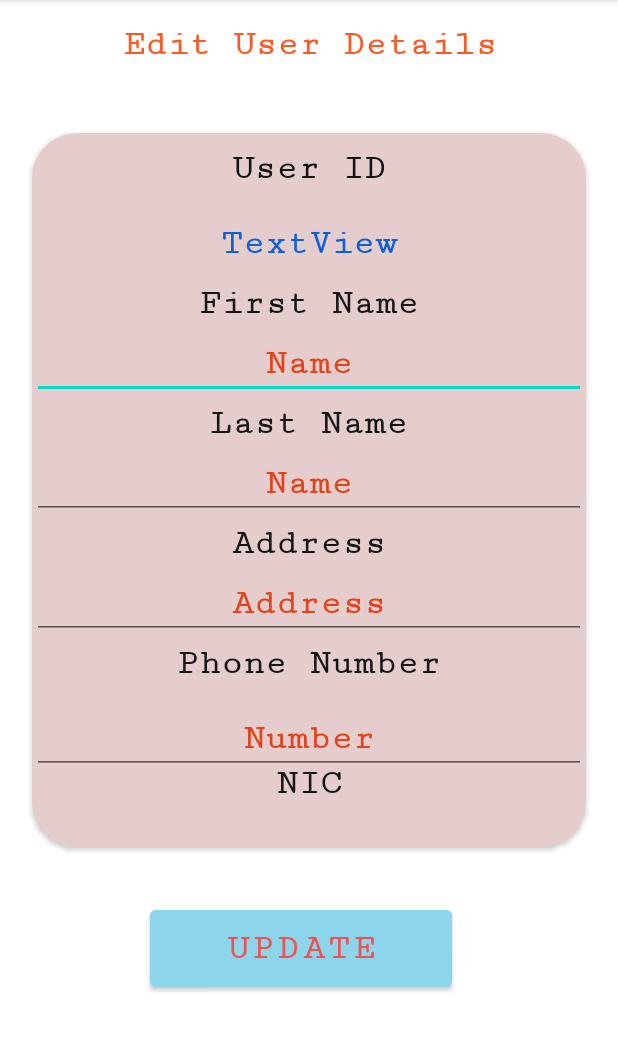
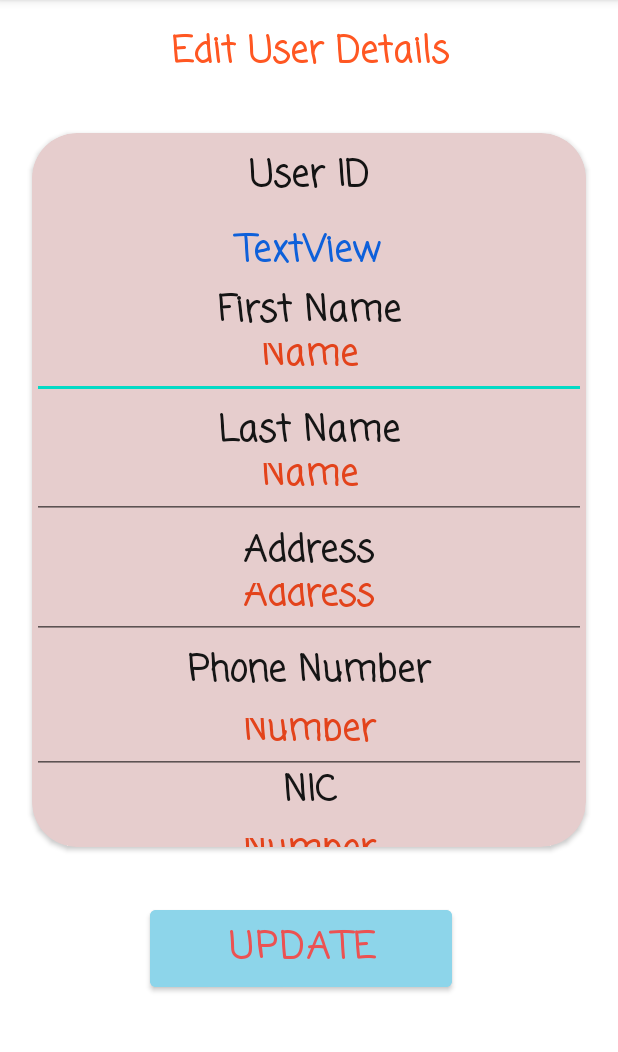
Before and after one commit to mujeeb320/InventoryManagementSystem-Android, an Android app: the ViewAdminActivity screen opened directly, with no data from a screen before it, on a phone screen of 412 x 824 dp, the part 84-1136 px from its top. Run offline under Robolectric (Android 15) with nearby library versions, the phone set to English and light mode, and no system bars; 3 statements that could not run were skipped.

Commit message:
Fonts applied

```diff
--- a/app/src/main/res/layout/activity_view_admin.xml
+++ b/app/src/main/res/layout/activity_view_admin.xml
@@ -13,7 +13,7 @@
             android:layout_marginStart="118dp"
             android:layout_marginTop="16dp"
             android:layout_marginEnd="117dp"
-            android:fontFamily="serif-monospace"
+                    android:fontFamily="casual"
             android:text="Edit User Details"
             android:textAlignment="center"
             android:textColor="#FF5722"
@@ -42,7 +42,7 @@
                 android:layout_width="match_parent"
                 android:layout_height="47dp"
                 android:layout_marginTop="10dp"
-                android:fontFamily="serif-monospace"
+                        android:fontFamily="casual"
                 android:text="User ID"
                 android:textAlignment="center"
                 android:textColor="#131313"
@@ -54,7 +54,7 @@
                 android:layout_width="match_parent"
                 android:layout_height="47dp"
                 android:layout_marginTop="60dp"
-                android:fontFamily="serif-monospace"
+                        android:fontFamily="casual"
                 android:text="TextView"
                 android:textAlignment="center"
                 android:textColor="#0E60DA"
@@ -66,7 +66,7 @@
                 android:layout_width="match_parent"
                 android:layout_height="47dp"
                 android:layout_marginTop="100dp"
-                android:fontFamily="serif-monospace"
+                        android:fontFamily="casual"
                 android:text="First Name"
                 android:textAlignment="center"
                 android:textColor="#151515"
@@ -79,7 +79,7 @@
                 android:layout_height="47dp"
                 android:layout_marginTop="130dp"
                 android:ems="10"
-                android:fontFamily="serif-monospace"
+                        android:fontFamily="casual"
                 android:inputType="textPersonName"
                 android:text="Name"
                 android:textAlignment="center"
@@ -92,7 +92,7 @@
                 android:layout_width="match_parent"
                 android:layout_height="47dp"
                 android:layout_marginTop="180dp"
-                android:fontFamily="serif-monospace"
+                        android:fontFamily="casual"
                 android:text="Last Name"
                 android:textAlignment="center"
                 android:textColor="#151515"
@@ -105,7 +105,7 @@
                 android:layout_height="47dp"
                 android:layout_marginTop="210dp"
                 android:ems="10"
-                android:fontFamily="serif-monospace"
+                        android:fontFamily="casual"
                 android:inputType="textPersonName"
                 android:text="Name"
                 android:textAlignment="center"
@@ -118,7 +118,7 @@
                 android:layout_width="match_parent"
                 android:layout_height="47dp"
                 android:layout_marginTop="260dp"
-                android:fontFamily="serif-monospace"
+                        android:fontFamily="casual"
                 android:text="Address"
                 android:textAlignment="center"
                 android:textColor="#151515"
@@ -131,7 +131,7 @@
                 android:layout_height="47dp"
                 android:layout_marginTop="290dp"
                 android:ems="10"
-                android:fontFamily="serif-monospace"
+                        android:fontFamily="casual"
                 android:inputType="text"
                 android:text="Address"
                 android:textAlignment="center"
@@ -144,7 +144,7 @@
                 android:layout_width="match_parent"
                 android:layout_height="47dp"
                 android:layout_marginTop="340dp"
-                android:fontFamily="serif-monospace"
+                        android:fontFamily="casual"
                 android:text="Phone Number"
                 android:textAlignment="center"
                 android:textColor="#151515"
@@ -157,7 +157,7 @@
                 android:layout_height="47dp"
                 android:layout_marginTop="380dp"
                 android:ems="10"
-                android:fontFamily="serif-monospace"
+                        android:fontFamily="casual"
                 android:inputType="text"
                 android:text="Number"
                 android:textAlignment="center"
@@ -169,7 +169,7 @@
                 android:layout_width="match_parent"
                 android:layout_height="47dp"
                 android:layout_marginTop="420dp"
-                android:fontFamily="serif-monospace"
+                        android:fontFamily="casual"
                 android:text="NIC"
                 android:textAlignment="center"
                 android:textColor="#151515"
@@ -182,7 +182,7 @@
                 android:layout_height="47dp"
                 android:layout_marginTop="460dp"
                 android:ems="10"
-                android:fontFamily="serif-monospace"
+                        android:fontFamily="casual"
                 android:inputType="text"
                 android:text="Number"
                 android:textAlignment="center"
@@ -203,7 +203,7 @@
             android:layout_marginEnd="149dp"
             android:layout_marginBottom="103dp"
             android:backgroundTint="#8DD5EA"
-            android:fontFamily="serif-monospace"
+                    android:fontFamily="casual"
             android:text="Update"
             android:textColor="#EC5252"
             android:textSize="24sp"
```
Also changed, not shown: app/src/main/res/layout/activity_view_employee.xml (+14 -14 lines), app/src/main/res/layout/activity_view_product.xml (+10 -10 lines), app/src/main/res/layout/activity_view_supplier.xml (+14 -14 lines), app/src/main/res/layout/admin_layout.xml (+5 -5 lines), app/src/main/res/layout/employee_layout.xml (+7 -7 lines), app/src/main/res/layout/product_layout.xml (+6 -6 lines), app/src/main/res/layout/supplier_layout.xml (+7 -7 lines).
